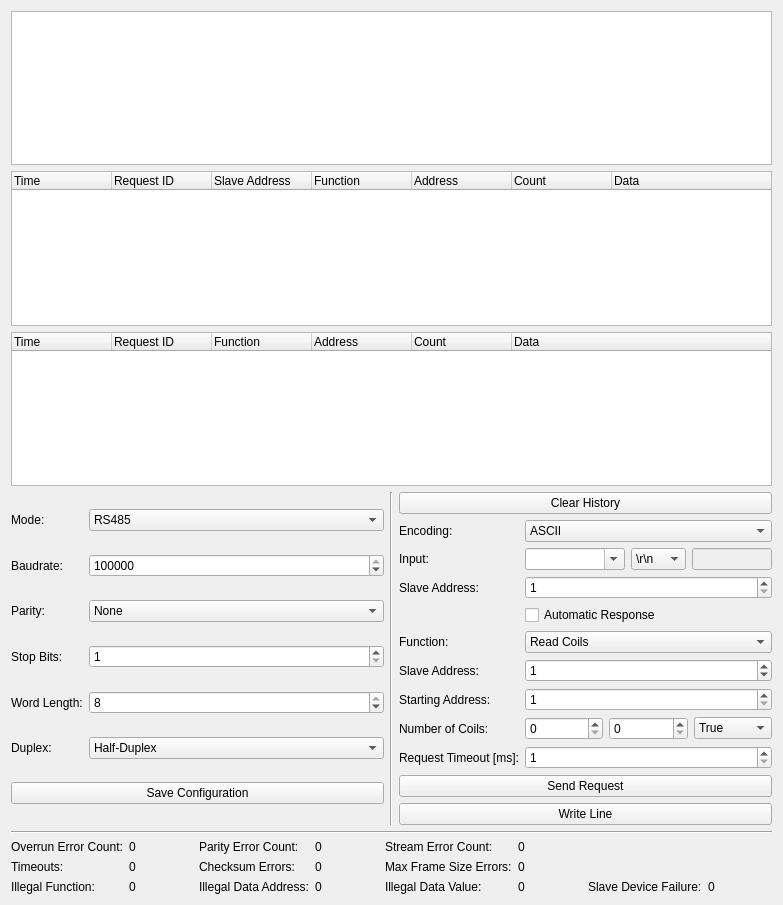
Before: the Qt Designer form src/brickv/plugin_system/plugins/rs485/ui/rs485.ui in Tinkerforge/brickv, drawn with Qt 5.
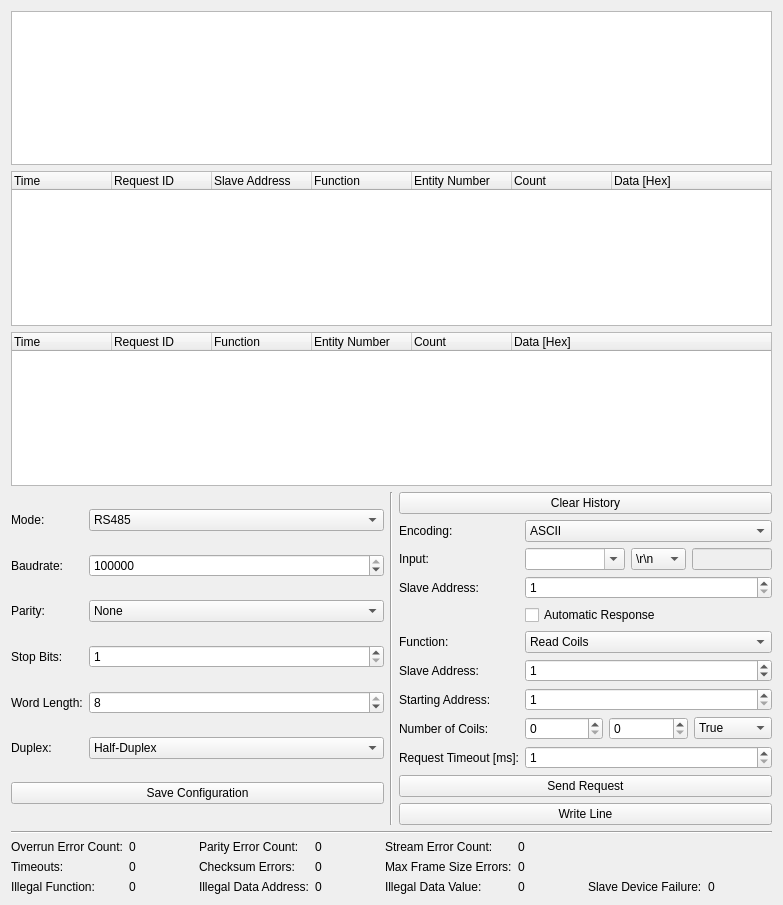
After: the same form once the commit is applied. Custom widgets are drawn as their Qt base class.

Commit message: rs485: Improve modbus nomenclature.

```diff
--- a/src/brickv/plugin_system/plugins/rs485/ui/rs485.ui
+++ b/src/brickv/plugin_system/plugins/rs485/ui/rs485.ui
@@ -83,7 +83,7 @@
      </column>
      <column>
       <property name="text">
-       <string>Address</string>
+       <string>Entity Number</string>
       </property>
      </column>
      <column>
@@ -93,7 +93,7 @@
      </column>
      <column>
       <property name="text">
-       <string>Data</string>
+       <string>Data [Hex]</string>
       </property>
      </column>
     </widget>
@@ -126,7 +126,7 @@
      </column>
      <column>
       <property name="text">
-       <string>Address</string>
+       <string>Entity Number</string>
       </property>
      </column>
      <column>
@@ -136,7 +136,7 @@
      </column>
      <column>
       <property name="text">
-       <string>Data</string>
+       <string>Data [Hex]</string>
       </property>
      </column>
     </widget>
```
The commit also changes 1 other file.
